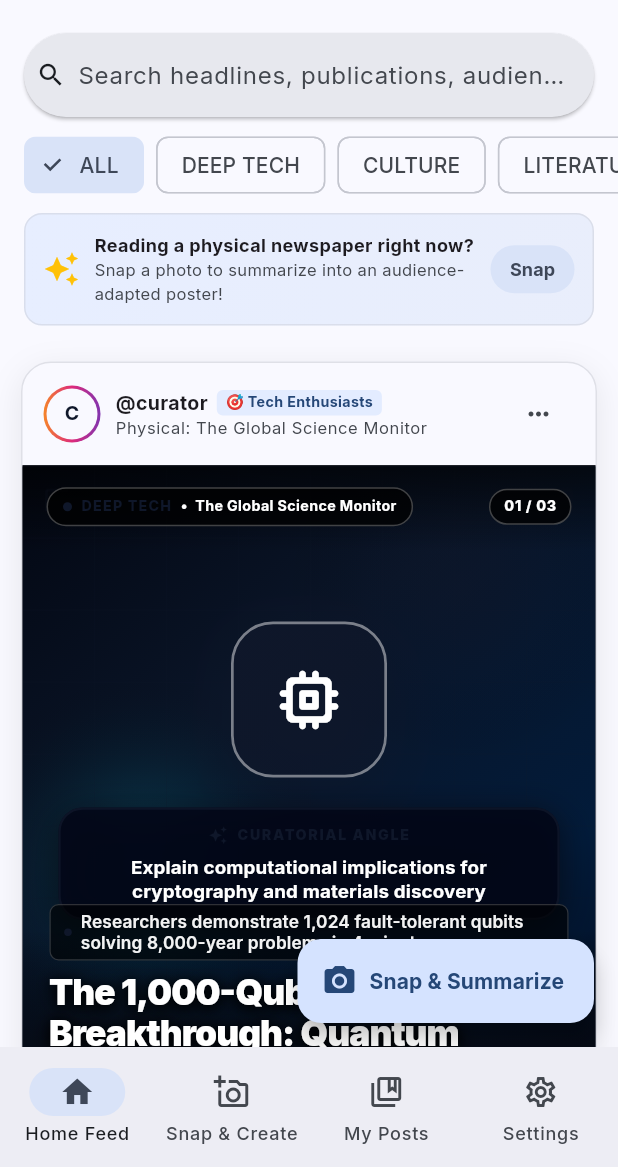
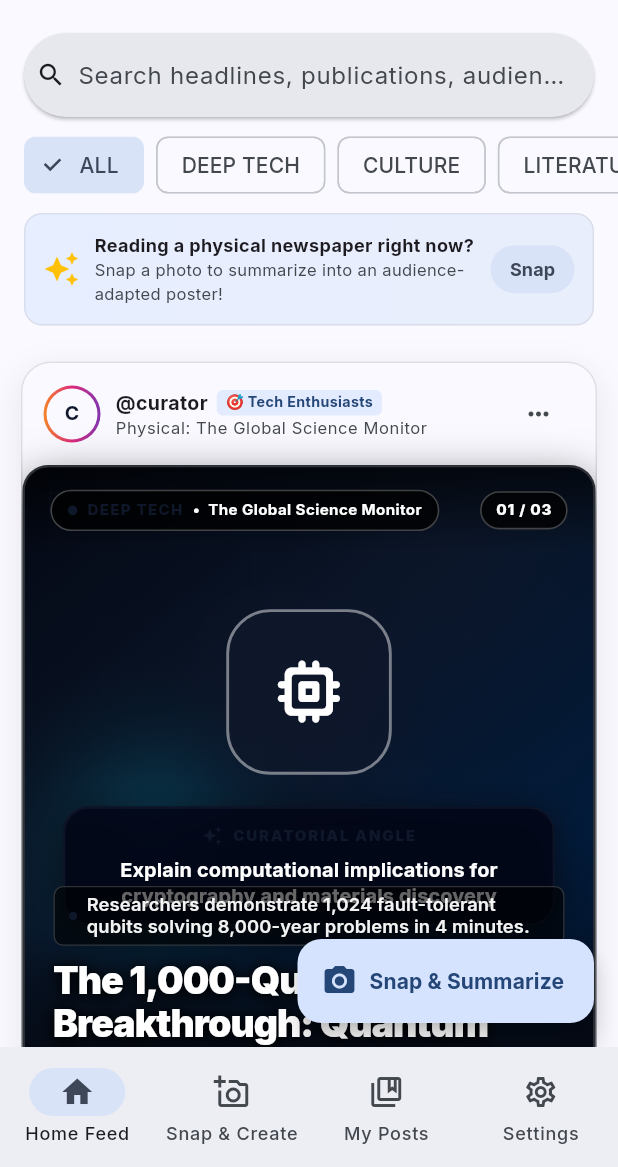
Before and after one commit to basasridhara-coder/editour, a Flutter app: the screen it shows after launch, on a phone screen of 412 x 824 dp, the part 69-1236 px from its top. Run offline on Flutter 3.47's test engine with Material 3 defaults, Android fonts, the phone set to English and light mode, and no system bars; our stand-ins replace google_fonts, image_cropper, image_picker, share_plus, shared_preferences.

Commit message:
fix(carousel): match feed presentation to saved format, display curated angle, and enhance visual direction

```diff
--- a/lib/widgets/complete_infographic_visual.dart
+++ b/lib/widgets/complete_infographic_visual.dart
@@ -28,7 +28,6 @@ class CompleteInfographicVisual extends StatefulWidget {
 
 class _CompleteInfographicVisualState extends State<CompleteInfographicVisual> {
   late final PageController _pageController;
-  int _currentPage = 0;
 
   @override
   void initState() {
@@ -49,57 +48,32 @@ class _CompleteInfographicVisualState extends State<CompleteInfographicVisual> {
         aspectRatio: 4 / 5,
         child: GestureDetector(
           onTap: widget.onOpenDetail,
-          child: Stack(
-            fit: StackFit.expand,
-            children: [
-              PageView(
+          child: FittedBox(
+            fit: BoxFit.contain,
+            alignment: Alignment.center,
+            child: SizedBox(
+              width: 360,
+              height: 450,
+              child: PageView(
                 controller: _pageController,
                 physics: const BouncingScrollPhysics(),
-                onPageChanged: (idx) {
-                  setState(() => _currentPage = idx);
-                  widget.onPageChanged?.call(idx);
-                },
+                onPageChanged: widget.onPageChanged,
                 children: [
                   SlideHookPoster(
                     item: widget.item,
                     config: widget.config,
-                    borderRadius: BorderRadius.zero,
                   ),
                   SlideCritiquePoster(
                     item: widget.item,
                     config: widget.config,
-                    borderRadius: BorderRadius.zero,
                   ),
                   SlideReceiptsPoster(
                     item: widget.item,
                     config: widget.config,
-                    borderRadius: BorderRadius.zero,
                   ),
                 ],
               ),
-              // Floating slide indicator badge on top right
-              Positioned(
-                top: 14,
-                right: 14,
-                child: Container(
-                  padding: const EdgeInsets.symmetric(horizontal: 8, vertical: 3.5),
-                  decoration: BoxDecoration(
-                    color: Colors.black.withValues(alpha: 0.75),
-                    borderRadius: BorderRadius.circular(16),
-                    border: Border.all(color: Colors.white.withValues(alpha: 0.25)),
-                  ),
-                  child: Text(
-                    '${_currentPage + 1} / 3',
-                    style: const TextStyle(
-                      fontSize: 10,
-                      fontWeight: FontWeight.bold,
-                      color: Colors.white,
-                      letterSpacing: 0.5,
-                    ),
-                  ),
-                ),
-              ),
-            ],
+            ),
           ),
         ),
       );
@@ -110,10 +84,17 @@ class _CompleteInfographicVisualState extends State<CompleteInfographicVisual> {
       aspectRatio: 4 / 5,
       child: GestureDetector(
         onTap: widget.onOpenDetail,
-        child: SlideHookPoster(
-          item: widget.item,
-          config: widget.config,
-          borderRadius: BorderRadius.zero,
+        child: FittedBox(
+          fit: BoxFit.contain,
+          alignment: Alignment.center,
+          child: SizedBox(
+            width: 360,
+            height: 450,
+            child: SlideHookPoster(
+              item: widget.item,
+              config: widget.config,
+            ),
+          ),
         ),
       ),
     );
--- a/lib/widgets/instagram_post_card_widget.dart
+++ b/lib/widgets/instagram_post_card_widget.dart
@@ -422,6 +422,12 @@ class _InstagramPostCardWidgetState extends State<InstagramPostCardWidget> {
     ThemeData theme,
     PosterStyleConfig styleConfig,
   ) {
+    final curatedAngle = (widget.item.curatorAngle != null && widget.item.curatorAngle!.trim().isNotEmpty)
+        ? widget.item.curatorAngle!.trim()
+        : ((widget.item.userContext != null && widget.item.userContext!.trim().isNotEmpty)
+            ? widget.item.userContext!.trim()
+            : null);
+
     return Padding(
       padding: const EdgeInsets.fromLTRB(16, 2, 16, 16),
       child: Column(
@@ -473,8 +479,32 @@ class _InstagramPostCardWidgetState extends State<InstagramPostCardWidget> {
             ),
           ),
 
-          // Creator Opinion if present
-          if (widget.item.creatorOpinion != null && widget.item.creatorOpinion!.isNotEmpty) ...[
+          // Curated Angle provided by user (never repeat Slide 2 statement!)
+          if (curatedAngle != null && curatedAngle.isNotEmpty) ...[
+            const SizedBox(height: 8),
+            Container(
+              padding: const EdgeInsets.symmetric(horizontal: 10, vertical: 6),
+              decoration: BoxDecoration(
+                color: Colors.amber.withValues(alpha: 0.08),
+                borderRadius: BorderRadius.circular(8),
+                border: Border(
+                  left: BorderSide(color: Colors.amber.shade700, width: 2.5),
+                ),
+              ),
+              child: Text(
+                'Curated Angle: "$curatedAngle"',
+                style: TextStyle(
+                  fontSize: 11.5,
+                  fontStyle: FontStyle.italic,
+                  fontWeight: FontWeight.w500,
+                  color: theme.colorScheme.onSurface,
+                ),
+                maxLines: 4,
+                overflow: TextOverflow.ellipsis,
+              ),
+            ),
+          ] else if (!widget.item.isCarouselTrio && widget.item.creatorOpinion != null && widget.item.creatorOpinion!.isNotEmpty) ...[
+            // Only for single non-carousel posters (where Slide 2 does not exist)
             const SizedBox(height: 8),
             Container(
               padding: const EdgeInsets.symmetric(horizontal: 10, vertical: 6),
```
Also changed, not shown: lib/screens/create_postcard_screen.dart (+6 -1 lines), lib/services/gemini_service.dart (+32 -24 lines), lib/widgets/carousel_slides/slide_receipts_poster.dart (+22 -8 lines), lib/widgets/postcard_card.dart (+27 -2 lines).
